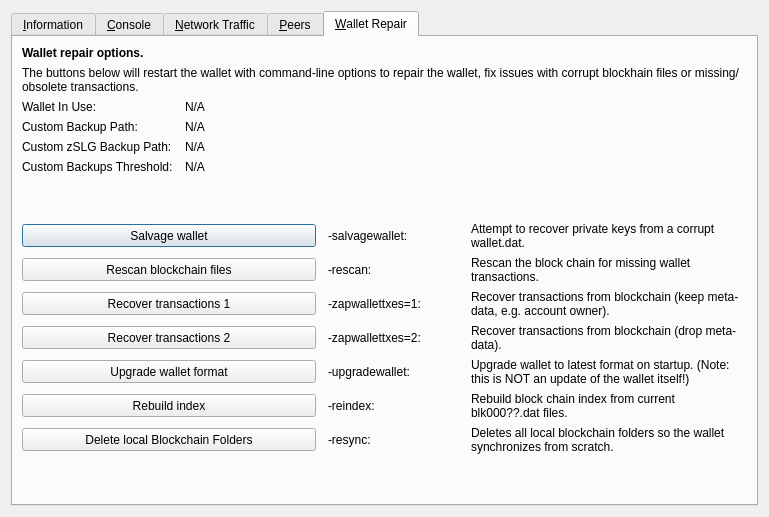
The window that src/qt/forms/rpcconsole.ui (CryptoCanary/Sterlingcoin-Core-WIP) describes before a commit, drawn with Qt 5.
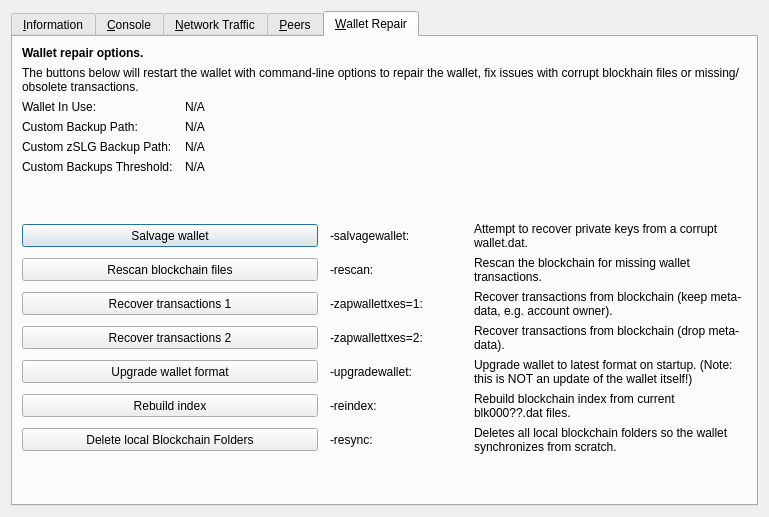
The same window after the commit. The open tabs and pages were chosen to show the change. Icons and pictures are not drawn. Custom widgets are drawn as their Qt base class.

Commit message: "block chain" to "blockchain"

```diff
--- a/src/qt/forms/rpcconsole.ui
+++ b/src/qt/forms/rpcconsole.ui
@@ -1449,7 +1449,7 @@
        <item row="8" column="3">
         <widget class="QLabel" name="label_repair_rescan">
          <property name="text">
-          <string>Rescan the block chain for missing wallet transactions.</string>
+          <string>Rescan the blockchain for missing wallet transactions.</string>
          </property>
          <property name="wordWrap">
           <bool>true</bool>
@@ -1569,7 +1569,7 @@
        <item row="12" column="3">
         <widget class="QLabel" name="label_repair_reindex">
          <property name="text">
-          <string>Rebuild block chain index from current blk000??.dat files.</string>
+          <string>Rebuild blockchain index from current blk000??.dat files.</string>
          </property>
          <property name="wordWrap">
           <bool>true</bool>
```
The commit also changes 36 other files.
